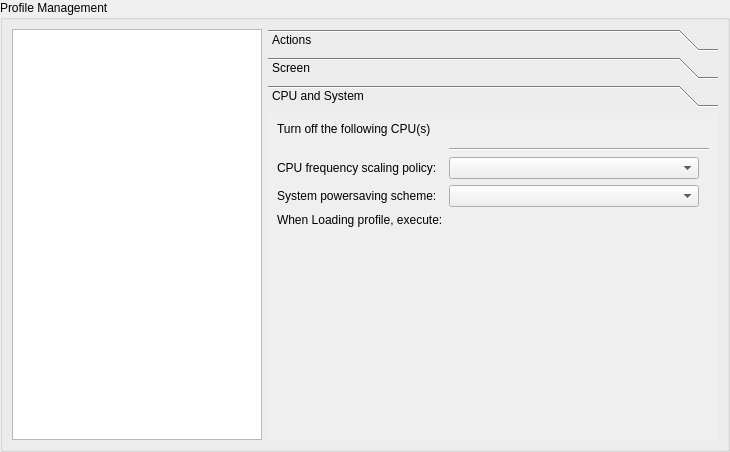
First picture: the form in kcmodule/profileEditPage.ui, repository KDE/powerdevil, before the edit.
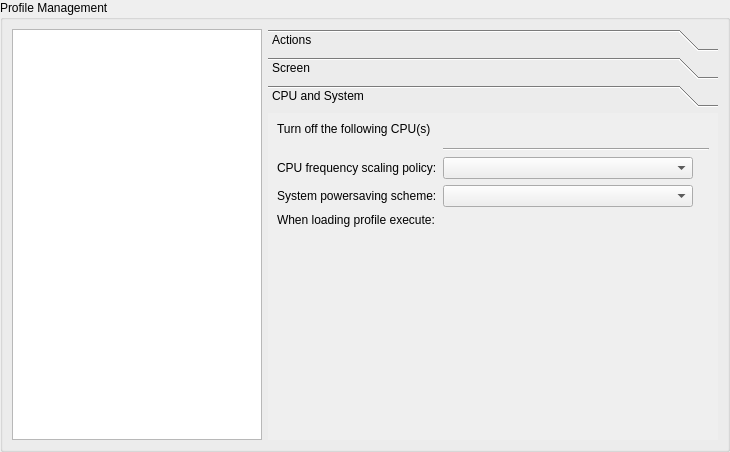
Second picture: the form after the edit. The open tabs and pages were chosen to show the change. Custom widgets are drawn as their Qt base class.

Diff of the .ui file:
```diff
--- a/kcmodule/profileEditPage.ui
+++ b/kcmodule/profileEditPage.ui
@@ -565,7 +565,7 @@
               <item row="5" column="0" >
                <widget class="QLabel" name="label_20" >
                 <property name="text" >
-                 <string>When Loading profile, execute:</string>
+                 <string>When loading profile execute:</string>
                 </property>
                </widget>
               </item>
```
